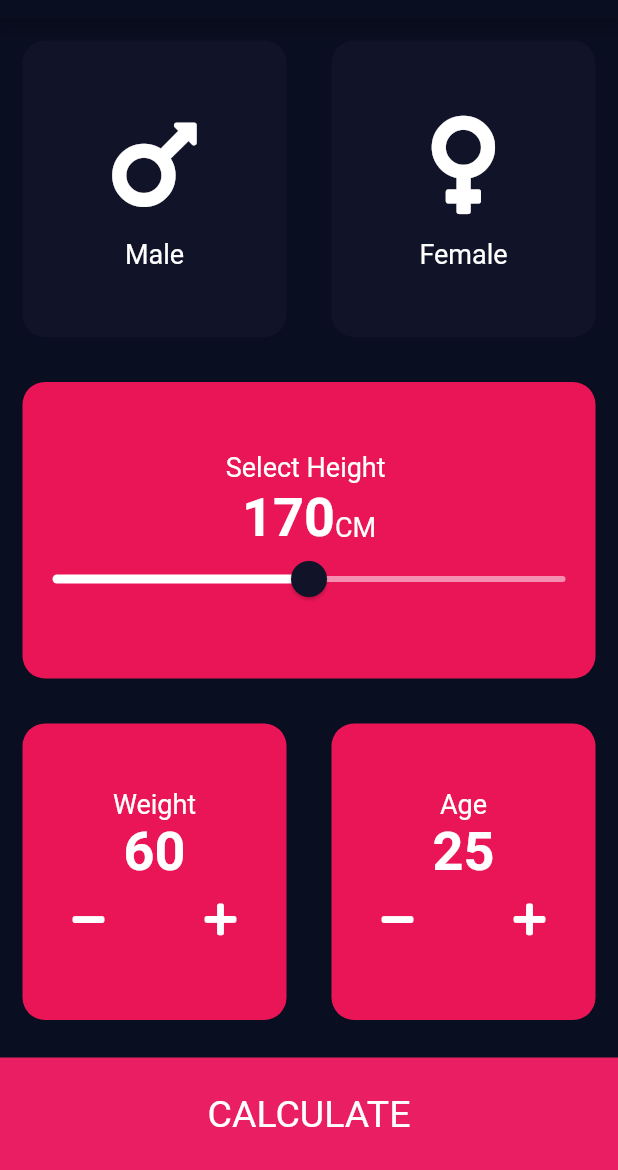
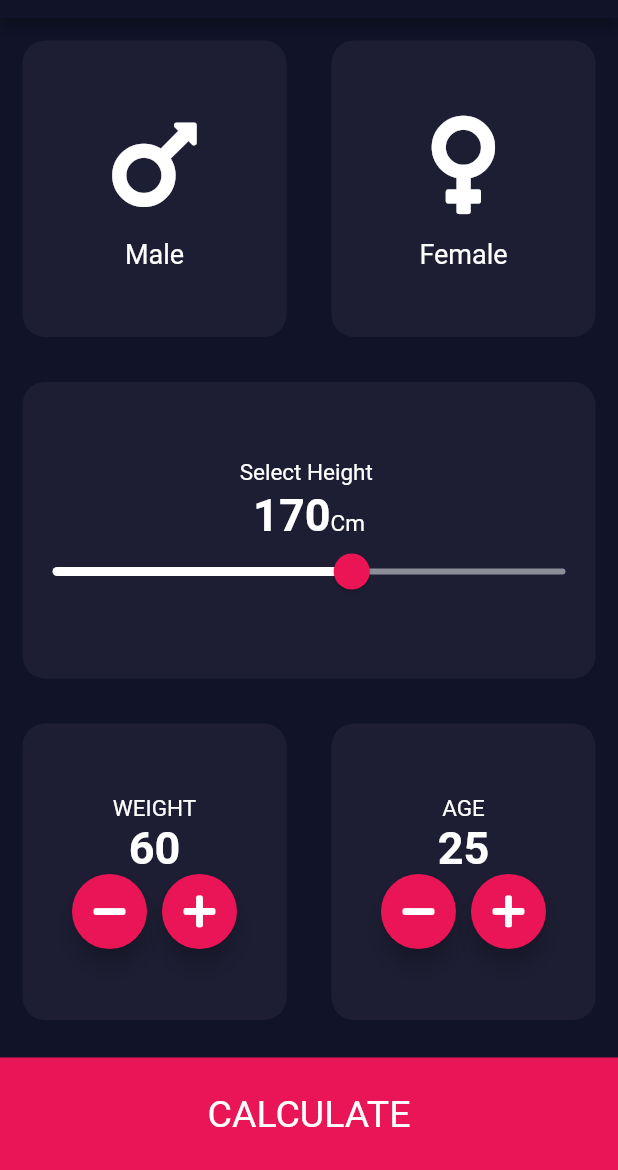
Before and after one commit to hayetbh/bmi_calculator, a Flutter app: the CalculatorView screen opened directly, on a phone screen of 412 x 824 dp, the part 66-1236 px from its top. Run offline on Flutter 3.47's test engine with Material 2 defaults, Android fonts, the phone set to English and light mode, and no system bars; our stand-ins replace font_awesome_flutter, get, get_storage; accounts and stored records are empty.

Commit message:
final version

```diff
--- a/lib/main.dart
+++ b/lib/main.dart
@@ -1,5 +1,4 @@
 import 'package:bmi_calculator/screens/calclutor_page.dart';
-import 'package:bmi_calculator/screens/calculator.dart';
 import 'package:bmi_calculator/screens/home_page.dart';
 import 'package:flutter/material.dart';
 import 'package:get/get_navigation/src/root/get_material_app.dart';
--- a/lib/screens/calclutor_page.dart
+++ b/lib/screens/calclutor_page.dart
@@ -33,7 +33,9 @@ class _CalculatorViewState extends State<CalculatorView> {
     return Scaffold(
         appBar: AppBar(
           title: Text("BMI Calculator"),
+          backgroundColor: inactiveColor,
         ),
+        backgroundColor: inactiveColor,
         body: SafeArea(
           child: Column(
             children: <Widget>[
@@ -50,7 +52,7 @@ class _CalculatorViewState extends State<CalculatorView> {
                         },
                         containerColor: selectedGender == Gender.male
                             ? activeColor
-                            : inactiveColor,
+                            : cardColor,
                         mychild: Column(
                           mainAxisAlignment: MainAxisAlignment.center,
                           children: <Widget>[
@@ -78,7 +80,7 @@ class _CalculatorViewState extends State<CalculatorView> {
                         },
                         containerColor: selectedGender == Gender.female
                             ? activeColor
-                            : inactiveColor,
+                            : cardColor,
                         mychild: Column(
                           mainAxisAlignment: MainAxisAlignment.center,
                           children: <Widget>[
@@ -106,7 +108,7 @@ class _CalculatorViewState extends State<CalculatorView> {
                   children: <Widget>[
                     Expanded(
                       child: BMIContainer(
-                        containerColor: activeColor,
+                        containerColor: cardColor,
                         mychild: Column(
                           mainAxisAlignment: MainAxisAlignment.center,
                           children: <Widget>[
@@ -127,23 +129,25 @@ class _CalculatorViewState extends State<CalculatorView> {
                                   style: mynumberstyle,
                                 ),
                                 Text(
-                                  "CM",
+                                  "Cm",
                                   style: mytextstyle,
                                 )
                               ],
                             ),
                             SliderTheme(
                                 data: SliderTheme.of(context).copyWith(
+                                  inactiveTrackColor: Color(0xFF8D8E98),
+                                  activeTrackColor: Colors.white,
+                                  thumbColor: Color(0xFFEB1555),
+                                  overlayColor: Color(0x29EB1555),
                                   thumbShape: RoundSliderThumbShape(
                                       enabledThumbRadius: 12.0),
-                                    thumbColor: inactiveColor,
                                   overlayShape: RoundSliderOverlayShape(
                                       overlayRadius: 20.0),
-                                    activeTrackColor: Colors.white,
-                                    inactiveTrackColor: Colors.pink[200]),
+                                ),
                                 child: Slider(
                                     value: height.toDouble(),
-                                    min: 120.0,
+                                    min: 100.0,
                                     max: 220.0,
                                     onChanged: (double changeHeight) {
                                       setState(() {
@@ -157,42 +161,37 @@ class _CalculatorViewState extends State<CalculatorView> {
                   ],
                 ),
               ),
-
-              //age+weight
+              //Weight and age container
               Expanded(
                   child: Row(
                 children: <Widget>[
                   Expanded(
                     child: BMIContainer(
-                        containerColor: activeColor,
+                      containerColor: cardColor,
                       mychild: Column(
                         mainAxisAlignment: MainAxisAlignment.center,
                         children: <Widget>[
                           Text(
-                              "Weight",
+                            'WEIGHT',
                             style: mytextstyle,
                           ),
-                            Text(weight.toString(), style: mynumberstyle),
+                          Text(
+                            weight.toString(),
+                            style: mynumberstyle,
+                          ),
                           Row(
-                              children: [
-                                ButtonPlusMois(
-                                  buttonIcon: FontAwesomeIcons.minus,
-                                  onPressfn: () {
-                                    setState(() {
-                                      weight--;
-                                    });
-                                  },
+                            mainAxisAlignment: MainAxisAlignment.center,
+                            children: <Widget>[
+                              RoundIconButton(
+                                icon: FontAwesomeIcons.minus,
+                                onPressfn: () => setState(() => weight--),
                               ),
                               SizedBox(
-                                  width: 0.0,
+                                width: 10,
                               ),
-                                ButtonPlusMois(
-                                  buttonIcon: FontAwesomeIcons.plus,
-                                  onPressfn: () {
-                                    setState(() {
-                                      weight++;
-                                    });
-                                  },
+                              RoundIconButton(
+                                icon: FontAwesomeIcons.plus,
+                                onPressfn: () => setState(() => weight++),
                               ),
                             ],
                           )
@@ -202,35 +201,31 @@ class _CalculatorViewState extends State<CalculatorView> {
                   ),
                   Expanded(
                     child: BMIContainer(
-                        containerColor: activeColor,
+                      containerColor: cardColor,
                       mychild: Column(
                         mainAxisAlignment: MainAxisAlignment.center,
                         children: <Widget>[
                           Text(
-                              "Age",
+                            'AGE',
                             style: mytextstyle,
                           ),
-                            Text(age.toString(), style: mynumberstyle),
+                          Text(
+                            age.toString(),
+                            style: mynumberstyle,
+                          ),
                           Row(
-                              children: [
-                                ButtonPlusMois(
-                                  buttonIcon: FontAwesomeIcons.minus,
-                                  onPressfn: () {
-                                    setState(() {
-                                      age--;
-                                    });
-                                  },
+                            mainAxisAlignment: MainAxisAlignment.center,
+                            children: <Widget>[
+                              RoundIconButton(
+                                icon: FontAwesomeIcons.minus,
+                                onPressfn: () => setState(() => age--),
                               ),
                               SizedBox(
-                                  width: 0.0,
+                                width: 10,
                               ),
-                                ButtonPlusMois(
-                                  buttonIcon: FontAwesomeIcons.plus,
-                                  onPressfn: () {
-                                    setState(() {
-                                      age++;
-                                    });
-                                  },
+                              RoundIconButton(
+                                icon: FontAwesomeIcons.plus,
+                                onPressfn: () => setState(() => age++),
                               ),
                             ],
                           )
@@ -239,8 +234,8 @@ class _CalculatorViewState extends State<CalculatorView> {
                     ),
                   ),
                 ],
-                ),
-              ),
+              )),
+
               CalculatorButton(
                 buttonFN: () {
                   CalculBMI bmi = CalculBMI(height: height, weight: weight);
--- a/lib/screens/result_page.dart
+++ b/lib/screens/result_page.dart
@@ -15,7 +15,7 @@ class ResultPage extends StatelessWidget {
   Widget build(BuildContext context) {
     return Scaffold(
       appBar: AppBar(
-        title: Text("Bmi Calculator"),
+        title: Text("BMI Calculator"),
       ),
       body: Column(
         mainAxisAlignment: MainAxisAlignment.spaceEvenly,
--- a/lib/utils/styles.dart
+++ b/lib/utils/styles.dart
@@ -17,13 +17,14 @@ const mydescriptionstyle = TextStyle(
   fontSize: 22.0,
 );
 const mytextstyle = TextStyle(
-  fontSize: 18.0,
+  fontSize: 15.0,
 );
 const mynumberstyle = TextStyle(
-  fontSize: 36.0,
+  fontSize: 30.0,
   fontWeight: FontWeight.bold,
 );
 const activeColor = Color(0xffEA1556);
 const inactiveColor = Color(0xff111328);
+const cardColor = Color(0xFF1D1E33);
 Color femaleColor = activeColor;
 Color maleColor = inactiveColor;
--- a/lib/utils/widgets.dart
+++ b/lib/utils/widgets.dart
@@ -1,3 +1,4 @@
+import 'package:bmi_calculator/utils/styles.dart';
 import 'package:flutter/material.dart';
 
 //Calcul Button
@@ -18,23 +19,9 @@ class CalculatorButton extends StatelessWidget {
           ),
           height: 75.0,
           width: double.infinity,
-          color: Colors.pink[500],
+          color: activeColor,
           margin: EdgeInsets.only(top: 10.0),
         ));
-  }
-}
-
-//les mois et plus button
-class ButtonPlusMois extends StatelessWidget {
-  ButtonPlusMois({this.buttonIcon, this.onPressfn});
-  final IconData buttonIcon;
-  final Function onPressfn;
-  @override
-  Widget build(BuildContext context) {
-    return RawMaterialButton(
-      child: Icon(buttonIcon),
-      onPressed: onPressfn,
-    );
   }
 }
 
@@ -60,3 +47,29 @@ class BMIContainer extends StatelessWidget {
     );
   }
 }
+
+//les button + et -
+class RoundIconButton extends StatelessWidget {
+  final IconData icon;
+  final Function onPressfn;
+
+  RoundIconButton({this.icon, this.onPressfn});
+
+  @override
+  Widget build(BuildContext context) {
+    return RawMaterialButton(
+      shape: CircleBorder(),
+      fillColor: activeColor,
+      constraints: BoxConstraints.tightFor(
+        width: 50,
+        height: 50,
+      ),
+      elevation: 6,
+      onPressed: onPressfn,
+      child: Icon(
+        icon,
+        color: Colors.white,
+      ),
+    );
+  }
+}
```
Also changed, not shown: lib/screens/calculator.dart (deleted, +0 -154 lines), lib/screens/home_page.dart (+14 -12 lines). Lines whose indentation alone changed are shown as unchanged.
